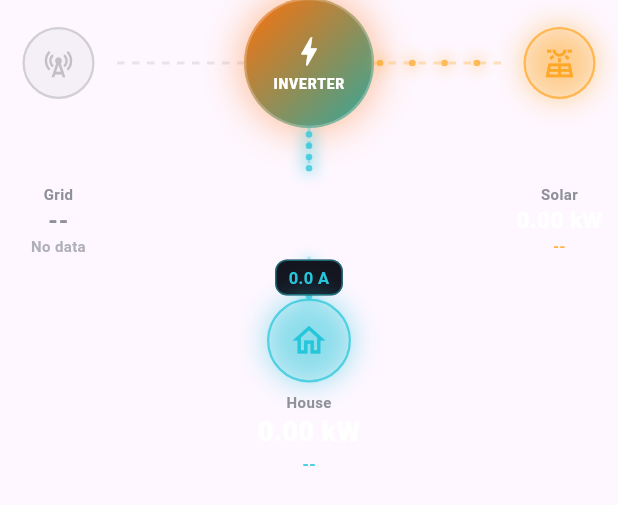
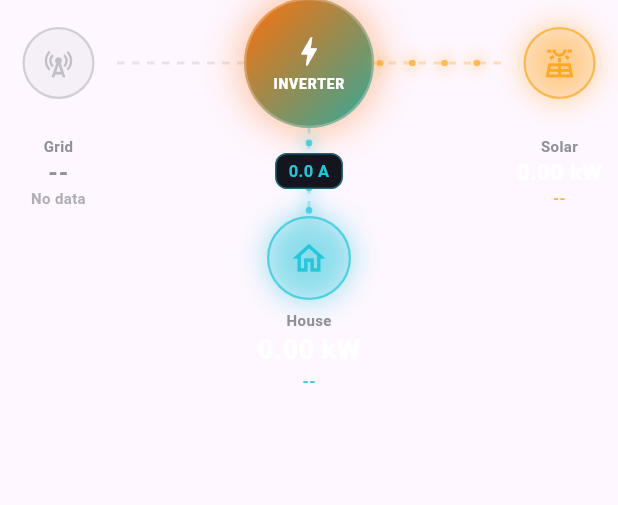
Before and after one commit to MUzair030/solaris-inverter, a Flutter app: the PowerFlowDiagram widget shown alone on an empty page, opened directly with empty values, on a phone screen of 412 x 824 dp. Shown: the top 505 px of the screen. Run offline on Flutter 3.47's test engine with Material 3 defaults, Android fonts, the phone set to English and light mode, and no system bars; our stand-ins replace connectivity_plus, dio, fl_chart, flutter_html, flutter_local_notifications, fluttertoast and 6 more; missing offline and left inert: android_intent_plus, dart:ffi, disable_battery_optimization, flutter_background_service, mobile_scanner, network_info_plus and 2 more; accounts and stored records are empty.

Commit message:
refactor(ui): restructure power flow as a Stack, one continuous House spoke
Replaces the Row+sequential-Column patchwork (separate label row forcing
a gap in the vertical connector, later patched by stitching two connector
segments together to fake continuity) with a Stack: the icon row, the
Grid/Solar labels, and the vertical Inverter->House connector are all
independently positioned. The vertical spoke is now ONE continuous
connector spanning straight from the hub's bottom edge to the House node,
with no other layout element able to interrupt it - labels sit beside it
without adding to its length. Net result is both simpler (no more
segment-stitching) and tighter (60 total vs the prior stitched ~104+).

Co-Authored-By: Claude Sonnet 5 <noreply@anthropic.com>

```diff
--- a/lib/presentation/widgets/PowerFlowDiagram.dart
+++ b/lib/presentation/widgets/PowerFlowDiagram.dart
@@ -89,11 +89,31 @@ class _PowerFlowDiagramState extends State<PowerFlowDiagram>
     final gridImporting = !gridLive || gridPowerKw >= 0;
     final gridColor = gridLive ? ChartTheme.indigo : ChartTheme.labelMuted;
 
+    // Grid/Solar labels used to live in a separate Row below the icons,
+    // which forced a gap in the vertical connector below the hub (its own
+    // height, ~50px of mostly-empty center space, before the House spoke
+    // even started) - patched previously by stitching two connector
+    // segments together to fake continuity. Restructured as a Stack
+    // instead: the vertical Inverter->House spoke is ONE continuous
+    // connector spanning the hub's bottom edge straight down to the House
+    // node, and the Grid/Solar labels are independently positioned beside
+    // it rather than sharing its row and adding to its length.
+    const labelTopGap = 6.0;
+    const connectorHeight = 60.0;
+
     return Column(
       mainAxisSize: MainAxisSize.min,
       children: [
+        SizedBox(
+          height: _slotHeight + connectorHeight,
+          child: Stack(
+            clipBehavior: Clip.none,
+            children: [
               // Icon row: Grid -- connector -- Inverter hub -- connector -- Solar.
-        SizedBox(
+              Positioned(
+                top: 0,
+                left: 0,
+                right: 0,
                 height: _slotHeight,
                 child: Row(
                   crossAxisAlignment: CrossAxisAlignment.center,
@@ -112,10 +132,10 @@ class _PowerFlowDiagramState extends State<PowerFlowDiagram>
                       child: _Connector(
                         axis: Axis.horizontal,
                         controller: _controller,
-                  // Reuses the same 0..1 flow value passed into the whole
-                  // widget (as Solar/House already do) rather than deriving
-                  // a separate grid-specific intensity, for visual
-                  // consistency across all three spokes.
+                        // Reuses the same 0..1 flow value passed into the
+                        // whole widget (as Solar/House already do) rather
+                        // than deriving a separate grid-specific intensity,
+                        // for visual consistency across all three spokes.
                         flow: gridLive ? widget.flow : 0,
                         color: gridColor,
                         animated: gridLive,
@@ -127,8 +147,8 @@ class _PowerFlowDiagramState extends State<PowerFlowDiagram>
                       child: AnimatedBuilder(
                         animation: _controller,
                         builder: (context, child) {
-                    final pulse =
-                        1.0 + 0.035 * math.sin(_controller.value * 2 * math.pi);
+                          final pulse = 1.0 +
+                              0.035 * math.sin(_controller.value * 2 * math.pi);
                           return Transform.scale(scale: pulse, child: child);
                         },
                         child: const _InverterHub(size: _hubSize),
@@ -155,24 +175,27 @@ class _PowerFlowDiagramState extends State<PowerFlowDiagram>
                   ],
                 ),
               ),
-        // Fills the gap between the hub and the label row with its own
-        // animated dashed spoke (same color/direction as the connector
-        // below), so the House flow reads as one continuous line starting
-        // right at the hub - not just the short badge-bearing segment below.
-        _Connector(
+              // One continuous vertical spoke, hub bottom edge straight
+              // through to the House node below - no stitched segments.
+              Positioned(
+                top: _slotHeight,
+                left: 0,
+                right: 0,
+                height: connectorHeight,
+                child: _Connector(
                   axis: Axis.vertical,
                   controller: _controller,
                   flow: widget.flow,
                   color: ChartTheme.cyan,
-          height: 30,
+                  badge: '${widget.outputCurrent.toStringAsFixed(1)} A',
+                  height: connectorHeight,
                 ),
-        const SizedBox(height: 8),
-        // Label row - same column widths as the icon row above, so each
-        // label sits directly under its icon.
-        Row(
-          crossAxisAlignment: CrossAxisAlignment.start,
-          children: [
-            SizedBox(
+              ),
+              // Grid label, positioned independently below its icon - never
+              // adds height to the vertical connector above.
+              Positioned(
+                top: _slotHeight + labelTopGap,
+                left: 0,
                 width: _sideNodeWidth,
                 child: gridLive
                     ? _NodeLabel(
@@ -189,10 +212,10 @@ class _PowerFlowDiagramState extends State<PowerFlowDiagram>
                         dim: true,
                       ),
               ),
-            const Expanded(child: SizedBox()),
-            const SizedBox(width: _hubSize),
-            const Expanded(child: SizedBox()),
-            SizedBox(
+              // Solar label, positioned independently below its icon.
+              Positioned(
+                top: _slotHeight + labelTopGap,
+                right: 0,
                 width: _sideNodeWidth,
                 child: _NodeLabel(
                   label: 'Solar',
@@ -205,18 +228,6 @@ class _PowerFlowDiagramState extends State<PowerFlowDiagram>
               ),
             ],
           ),
-        _Connector(
-          axis: Axis.vertical,
-          controller: _controller,
-          flow: widget.flow,
-          color: ChartTheme.cyan,
-          badge: '${widget.outputCurrent.toStringAsFixed(1)} A',
-          // The badge sits vertically centered on top of the dashed line, so
-          // too little height here leaves almost no visible line/dots above
-          // or below it (looked "disconnected" from the hub at 28) - this
-          // gives the animation room to actually read as continuous while
-          // still staying tighter than the original 56.
-          height: 28,
         ),
         _FlowNode(
           icon: Icons.home_outlined,
```
Lines whose indentation alone changed are shown as unchanged.
